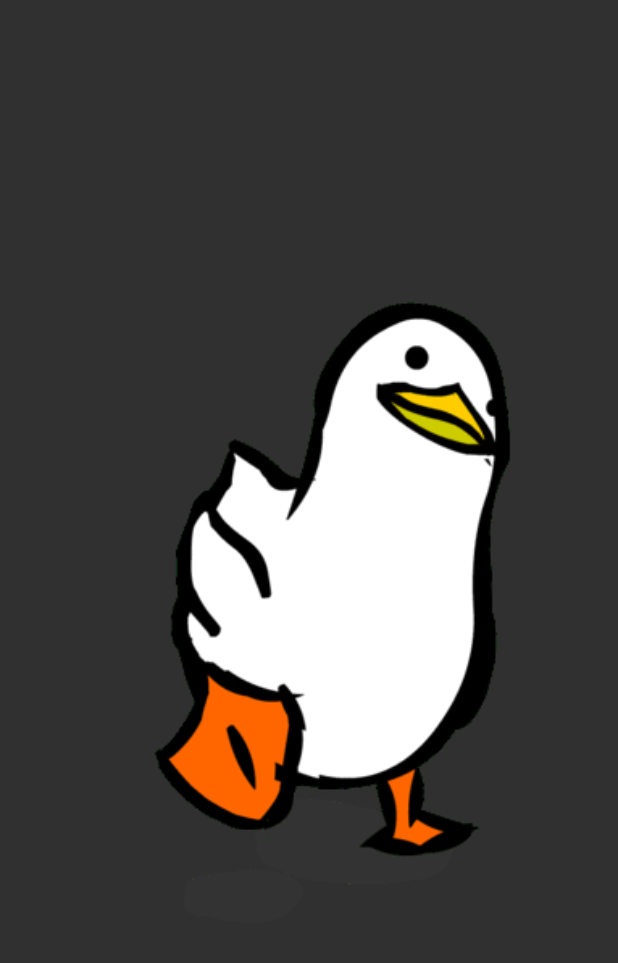
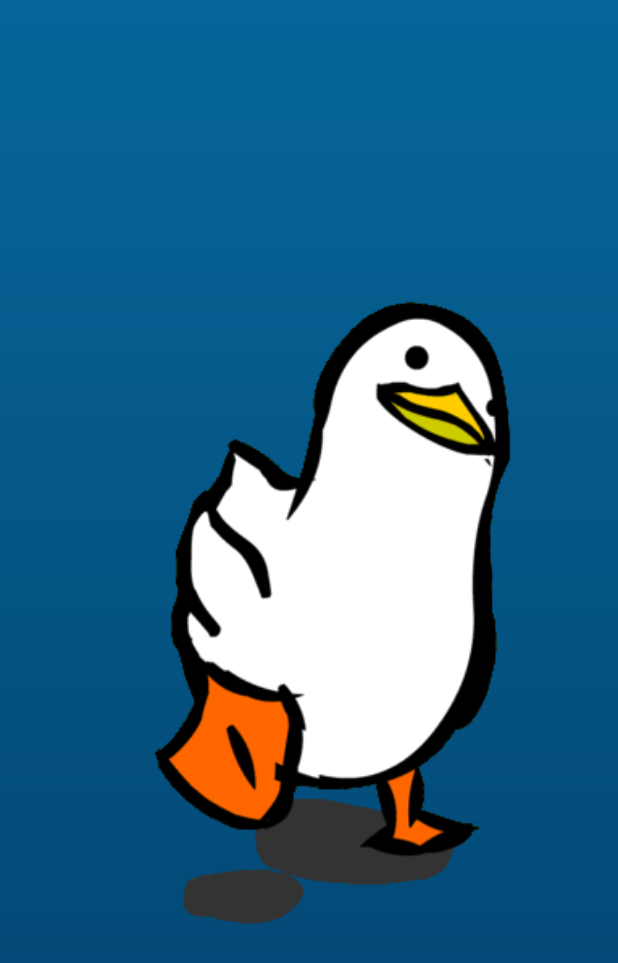
Before and after one commit to VictorHCH/AutiTec, an Android app: the carga screen opened directly, with no data from a screen before it, on a phone screen of 412 x 824 dp. Shown: the top 963 px of the screen. Run offline under Robolectric (Android 15) with nearby library versions, the light colour scheme and no system bars.

Commit message:
Version 3.2.4
Background de la carga

```diff
--- a/Carrusel/app/src/main/res/layout/carga.xml
+++ b/Carrusel/app/src/main/res/layout/carga.xml
@@ -4,6 +4,7 @@
     xmlns:tools="http://schemas.android.com/tools"
     android:layout_width="match_parent"
     android:layout_height="match_parent"
+    android:background="@drawable/_bg__inicio_ek2_shape"
     tools:context=".MainActivity">
 
     <ImageView
```
